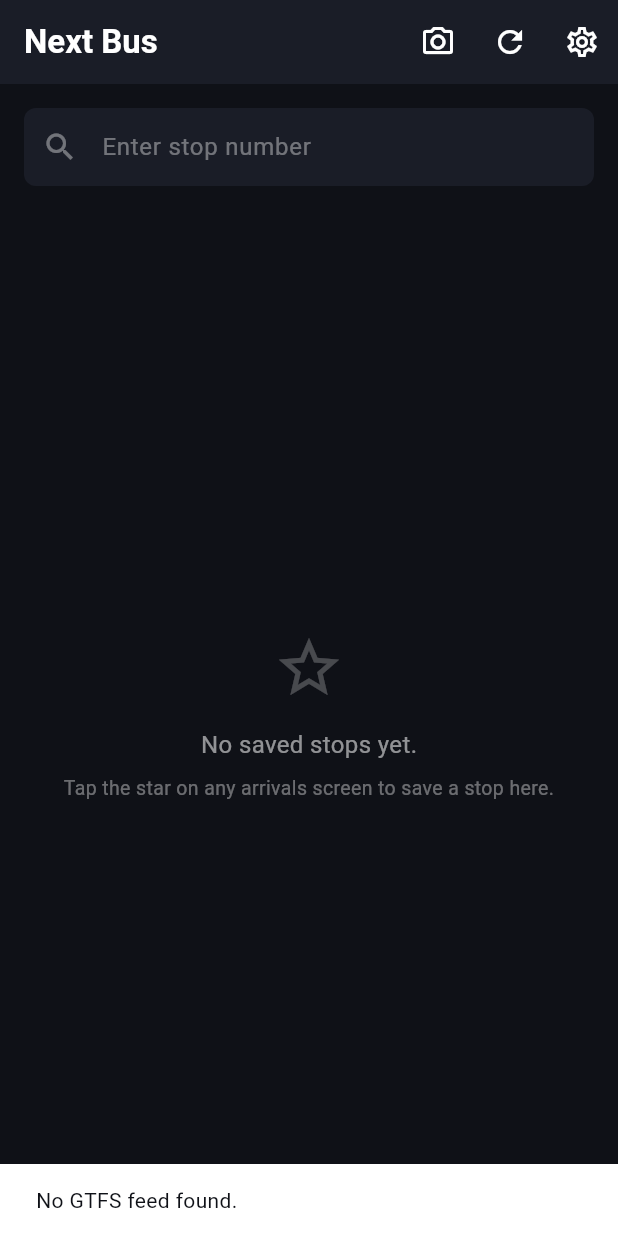
After one commit to wilsmyth-del/next-bus-android, a Flutter app: the screen it shows after launch, after a tap on the "refresh" icon, on a phone screen of 412 x 824 dp. The commit adds this screen. Run offline on Flutter 3.47's test engine with Material 3 defaults, Android fonts, the phone set to English and light mode, and no system bars; our stand-ins replace flutter_slidable, image_picker, shared_preferences, sqflite; missing offline and left inert: google_mlkit_text_recognition; accounts and stored records are empty; network calls fail.

Commit message:
Add Home screen (favourites-first landing), retire camera-first launch
- New HomeScreen: favourites list on top-level launch, search bar for
  manual stop entry, camera scan + GTFS refresh (Lite-mode-gated) +
  settings gear all in the AppBar. Uses the same Slidable swipe-to-
  reveal pattern as favorites_screen.dart for consistency.
- main.dart now launches HomeScreen instead of CameraScreen(isLanding: true).
- First segment built via dispatch (kernel-routed builder, ticket #309
  seg 1) — reviewed and corrected against the real DbService/GtfsService/
  ArrivalsScreen APIs before commit: dispatch hallucinated a stop_id/alias
  schema and a renameFavourite() method that don't exist (real schema is
  stop_code/stop_name, real method is updateFavouriteName), used a
  positional arg for GtfsService.downloadAndBuild's required-named `feed`
  param, referenced FeedInfo.feedVersion (real field is `date`), and one
  of its two main.dart PATCH blocks silently no-op'd (FIND text omitted
  the `const` keyword that's actually in the source). All fixed manually
  before this commit; nav_shell.dart and CameraScreen's now-unused
  isLanding param are intentionally left as dead code for later cleanup.
- Verified: fvm flutter build apk --release succeeds clean on Windows.

Ref #309

```diff
--- a/lib/main.dart
+++ b/lib/main.dart
@@ -1,5 +1,5 @@
 import 'package:flutter/material.dart';
-import 'screens/camera_screen.dart';
+import 'screens/home_screen.dart';
 
 void main() {
   runApp(const NextBusApp());
@@ -21,7 +21,7 @@ class NextBusApp extends StatelessWidget {
         ),
         scaffoldBackgroundColor: const Color(0xFF0F1117),
       ),
-      home: const CameraScreen(isLanding: true),
+      home: const HomeScreen(),
     );
   }
 }
--- /dev/null
+++ b/lib/screens/home_screen.dart
@@ -0,0 +1,476 @@
+import 'package:flutter/material.dart';
+import 'package:flutter_slidable/flutter_slidable.dart';
+
+import '../services/api_key_service.dart';
+import '../services/db_service.dart';
+import '../services/gtfs_service.dart';
+import 'arrivals_screen.dart';
+import 'camera_screen.dart';
+import 'settings_screen.dart';
+
+class HomeScreen extends StatefulWidget {
+  const HomeScreen({super.key});
+
+  @override
+  State<HomeScreen> createState() => _HomeScreenState();
+}
+
+class _HomeScreenState extends State<HomeScreen> {
+  // ── colours ──────────────────────────────────────────────────────────────
+  static const Color _bg      = Color(0xFF0F1117);
+  static const Color _surface = Color(0xFF1A1D27);
+  static const Color _accent  = Color(0xFF60A5FA);
+
+  // ── state ─────────────────────────────────────────────────────────────────
+  bool _liteMode = false;
+  List<Map<String, dynamic>> _favourites = [];
+  FeedInfo? _pendingUpdate;
+
+  final TextEditingController _searchController = TextEditingController();
+  List<Map<String, dynamic>> _searchResults = [];
+
+  bool _loading = true;
+  String _loadingStatus = 'Loading…';
+  bool _hasStops = false;
+
+  @override
+  void initState() {
+    super.initState();
+    _init();
+  }
+
+  @override
+  void dispose() {
+    _searchController.dispose();
+    super.dispose();
+  }
+
+  // ── initialisation ────────────────────────────────────────────────────────
+
+  Future<void> _init() async {
+    _liteMode = await ApiKeyService.getLiteMode();
+    _hasStops = await DbService.hasStops();
+
+    if (!_hasStops) {
+      // First-launch GTFS download flow (mirrors search_screen.dart _init).
+      if (_liteMode) {
+        setState(() {
+          _loading = false;
+          _loadingStatus = '';
+        });
+        if (mounted) {
+          ScaffoldMessenger.of(context).showSnackBar(
+            const SnackBar(
+              content: Text(
+                'Lite mode is on — GTFS data cannot be downloaded. '
+                'Disable Lite mode in Settings first.',
+              ),
+            ),
+          );
+        }
+        return;
+      }
+
+      setState(() => _loadingStatus = 'Checking for GTFS data…');
+
+      try {
+        final feed = await GtfsService.findLatestFeed();
+        if (feed == null) {
+          setState(() {
+            _loading = false;
+            _loadingStatus = 'No GTFS feed found.';
+          });
+          return;
+        }
+
+        setState(() => _loadingStatus = 'Downloading stop data…');
+        await GtfsService.downloadAndBuild(
+          feed: feed,
+          onStatus: (msg) {
+            if (mounted) setState(() => _loadingStatus = msg);
+          },
+        );
+
+        _hasStops = await DbService.hasStops();
+      } catch (e) {
+        if (mounted) {
+          setState(() {
+            _loading = false;
+            _loadingStatus = 'Download failed: $e';
+          });
+        }
+        return;
+      }
+    }
+
+    // Stops exist — load favourites.
+    await _loadFavourites();
+
+    // Passive update check (not in lite mode).
+    if (!_liteMode) {
+      try {
+        final update = await GtfsService.checkForUpdate();
+        if (update != null && mounted) {
+          setState(() => _pendingUpdate = update);
+        }
+      } catch (_) {
+        // Ignore background check failures silently.
+      }
+    }
+
+    if (mounted) {
+      setState(() => _loading = false);
+    }
+  }
+
+  Future<void> _loadFavourites() async {
+    final favs = await DbService.getFavourites();
+    if (mounted) setState(() => _favourites = favs);
+  }
+
+  // ── GTFS refresh (AppBar action) ──────────────────────────────────────────
+
+  Future<void> _manualRefresh() async {
+    setState(() {
+      _loading = true;
+      _loadingStatus = 'Checking for GTFS update…';
+    });
+
+    try {
+      final feed = await GtfsService.findLatestFeed();
+      if (feed == null) {
+        if (mounted) {
+          ScaffoldMessenger.of(context).showSnackBar(
+            const SnackBar(content: Text('No GTFS feed found.')),
+          );
+        }
+        setState(() => _loading = false);
+        return;
+      }
+
+      setState(() => _loadingStatus = 'Downloading stop data…');
+      await GtfsService.downloadAndBuild(
+        feed: feed,
+        onStatus: (msg) {
+          if (mounted) setState(() => _loadingStatus = msg);
+        },
+      );
+
+      await _loadFavourites();
+
+      if (mounted) {
+        setState(() {
+          _pendingUpdate = null;
+          _loading = false;
+        });
+        ScaffoldMessenger.of(context).showSnackBar(
+          const SnackBar(content: Text('Stop data updated.')),
+        );
+      }
+    } catch (e) {
+      if (mounted) {
+        setState(() => _loading = false);
+        ScaffoldMessenger.of(context).showSnackBar(
+          SnackBar(content: Text('Update failed: $e')),
+        );
+      }
+    }
+  }
+
+  // ── search ────────────────────────────────────────────────────────────────
+
+  Future<void> _onSearchChanged(String query) async {
+    if (query.isEmpty) {
+      setState(() => _searchResults = []);
+      return;
+    }
+    final results = await DbService.searchStops(query);
+    if (mounted) setState(() => _searchResults = results);
+  }
+
+  // ── favourites actions ────────────────────────────────────────────────────
+
+  Future<void> _deleteFavourite(String stopCode) async {
+    setState(() => _favourites.removeWhere((f) => f['stop_code'] == stopCode));
+    await DbService.removeFavourite(stopCode);
+  }
+
+  Future<void> _renameFavourite(String stopCode, String currentName) async {
+    final controller = TextEditingController(text: currentName);
+    final newName = await showDialog<String>(
+      context: context,
+      builder: (ctx) => AlertDialog(
+        backgroundColor: _surface,
+        title: const Text('Rename stop', style: TextStyle(color: Colors.white)),
+        content: TextField(
+          controller: controller,
+          autofocus: true,
+          style: const TextStyle(color: Colors.white),
+          decoration: const InputDecoration(
+            enabledBorder: UnderlineInputBorder(
+              borderSide: BorderSide(color: Colors.white38),
+            ),
+            focusedBorder: UnderlineInputBorder(
+              borderSide: BorderSide(color: _accent),
+            ),
+          ),
+        ),
+        actions: [
+          TextButton(
+            onPressed: () => Navigator.of(ctx).pop(),
+            child: const Text('Cancel', style: TextStyle(color: Colors.white54)),
+          ),
+          TextButton(
+            onPressed: () => Navigator.of(ctx).pop(controller.text.trim()),
+            child: const Text('Save', style: TextStyle(color: _accent)),
+          ),
+        ],
+      ),
+    );
+    controller.dispose();
+
+    if (newName != null && newName.isNotEmpty && newName != currentName) {
+      await DbService.updateFavouriteName(stopCode, newName);
+      await _loadFavourites();
+    }
+  }
+
+  // ── navigation helpers ────────────────────────────────────────────────────
+
+  Future<void> _openArrivals(String stopCode, String stopName) async {
+    await Navigator.push(
+      context,
+      MaterialPageRoute(
+        builder: (_) => ArrivalsScreen(stopCode: stopCode, stopName: stopName),
+      ),
+    );
+    // Reload in case a stop was starred/unstarred while viewing arrivals.
+    await _loadFavourites();
+  }
+
+  // ── build ─────────────────────────────────────────────────────────────────
+
+  @override
+  Widget build(BuildContext context) {
+    return Scaffold(
+      backgroundColor: _bg,
+      appBar: AppBar(
+        backgroundColor: _surface,
+        foregroundColor: Colors.white,
+        title: const Text(
+          'Next Bus',
+          style: TextStyle(fontWeight: FontWeight.bold, color: Colors.white),
+        ),
+        actions: [
+          IconButton(
+            icon: const Icon(Icons.camera_alt_outlined),
+            tooltip: 'Scan stop number',
+            onPressed: () {
+              Navigator.push(
+                context,
+                MaterialPageRoute(builder: (_) => const CameraScreen()),
+              );
+            },
+          ),
+          IconButton(
+            icon: const Icon(Icons.refresh),
+            tooltip: 'Check for GTFS update',
+            onPressed: _liteMode ? null : _manualRefresh,
+          ),
+          IconButton(
+            icon: const Icon(Icons.settings_outlined),
+            tooltip: 'Settings',
+            onPressed: () {
+              Navigator.push(
+                context,
+                MaterialPageRoute(builder: (_) => const SettingsScreen()),
+              );
+            },
+          ),
+        ],
+      ),
+      body: _loading ? _buildLoadingView() : _buildMainBody(),
+    );
+  }
+
+  // ── loading view ──────────────────────────────────────────────────────────
+
+  Widget _buildLoadingView() {
+    return Center(
+      child: Padding(
+        padding: const EdgeInsets.all(32.0),
+        child: Column(
+          mainAxisSize: MainAxisSize.min,
+          children: [
+            const CircularProgressIndicator(color: _accent),
+            const SizedBox(height: 24),
+            Text(
+              _loadingStatus,
+              style: const TextStyle(color: Colors.white54, fontSize: 14),
+              textAlign: TextAlign.center,
+            ),
+          ],
+        ),
+      ),
+    );
+  }
+
+  // ── main body ─────────────────────────────────────────────────────────────
+
+  Widget _buildMainBody() {
+    final bool searching = _searchController.text.isNotEmpty;
+
+    return Column(
+      children: [
+        // Pending GTFS update banner.
+        if (_pendingUpdate != null) _buildUpdateBanner(),
+
+        // Search field.
+        Padding(
+          padding: const EdgeInsets.fromLTRB(16, 16, 16, 8),
+          child: TextField(
+            controller: _searchController,
+            keyboardType: TextInputType.number,
+            style: const TextStyle(color: Colors.white),
+            decoration: InputDecoration(
+              hintText: 'Enter stop number',
+              hintStyle: const TextStyle(color: Colors.white38),
+              prefixIcon: const Icon(Icons.search, color: Colors.white38),
+              filled: true,
+              fillColor: _surface,
+              border: OutlineInputBorder(
+                borderRadius: BorderRadius.circular(8),
+                borderSide: BorderSide.none,
+              ),
+              contentPadding:
+                  const EdgeInsets.symmetric(vertical: 14, horizontal: 16),
+            ),
+            onChanged: _onSearchChanged,
+          ),
+        ),
+
+        // Results area.
+        Expanded(
+          child: searching ? _buildSearchResults() : _buildFavouritesList(),
+        ),
+      ],
+    );
+  }
+
+  // ── GTFS update banner ────────────────────────────────────────────────────
+
+  Widget _buildUpdateBanner() {
+    return MaterialBanner(
+      backgroundColor: _surface,
+      content: Text(
+        'GTFS update available (${_pendingUpdate!.date}).',
+        style: const TextStyle(color: Colors.white70),
+      ),
+      actions: [
+        TextButton(
+          onPressed: () => setState(() => _pendingUpdate = null),
+          child: const Text('Dismiss', style: TextStyle(color: Colors.white54)),
+        ),
+        TextButton(
+          onPressed: _liteMode ? null : _manualRefresh,
+          child: const Text('Refresh', style: TextStyle(color: _accent)),
+        ),
+      ],
+    );
+  }
+
+  // ── search results list ───────────────────────────────────────────────────
+
+  Widget _buildSearchResults() {
+    if (_searchResults.isEmpty) {
+      return const Center(
+        child: Text('No stops found.', style: TextStyle(color: Colors.white38)),
+      );
+    }
+
+    return ListView.builder(
+      itemCount: _searchResults.length,
+      itemBuilder: (context, index) {
+        final stop = _searchResults[index];
+        final stopCode = stop['stop_code'] as String;
+        final stopName = stop['stop_name'] as String;
+        return ListTile(
+          leading: const Icon(Icons.directions_bus, color: _accent),
+          title: Text(stopCode,
+              style: const TextStyle(color: Colors.white, fontWeight: FontWeight.bold)),
+          subtitle: Text(stopName, style: const TextStyle(color: Colors.white54)),
+          onTap: () => _openArrivals(stopCode, stopName),
+        );
+      },
+    );
+  }
+
+  // ── favourites list ───────────────────────────────────────────────────────
+
+  Widget _buildFavouritesList() {
+    if (_favourites.isEmpty) {
+      return const Center(
+        child: Padding(
+          padding: EdgeInsets.all(32.0),
+          child: Column(
+            mainAxisSize: MainAxisSize.min,
+            children: [
+              Icon(Icons.star_border, size: 48, color: Colors.white24),
+              SizedBox(height: 16),
+              Text('No saved stops yet.',
+                  style: TextStyle(color: Colors.white54, fontSize: 16)),
+              SizedBox(height: 8),
+              Text(
+                'Tap the star on any arrivals screen to save a stop here.',
+                style: TextStyle(color: Colors.white38, fontSize: 13),
+                textAlign: TextAlign.center,
+              ),
+            ],
+          ),
+        ),
+      );
+    }
+
+    return ListView.builder(
+      itemCount: _favourites.length,
+      itemBuilder: (context, index) {
+        final fav = _favourites[index];
+        final stopCode = fav['stop_code'] as String;
+        final stopName = fav['stop_name'] as String;
+
+        return Slidable(
+          key: Key(stopCode),
+          endActionPane: ActionPane(
+            motion: const DrawerMotion(),
+            extentRatio: 0.5,
+            children: [
+              SlidableAction(
+                onPressed: (_) => _renameFavourite(stopCode, stopName),
+                backgroundColor: _accent,
+                foregroundColor: Colors.white,
+                icon: Icons.edit,
+                label: 'Rename',
+              ),
+              SlidableAction(
+                onPressed: (_) => _deleteFavourite(stopCode),
+                backgroundColor: Colors.red.shade700,
+                foregroundColor: Colors.white,
+                icon: Icons.delete,
+                label: 'Delete',
+              ),
+            ],
+          ),
+          child: ListTile(
+            tileColor: _surface,
+            leading: const Icon(Icons.star, color: _accent, size: 20),
+            title: Text(stopCode,
+                style: const TextStyle(color: Colors.white, fontWeight: FontWeight.bold)),
+            subtitle: Text(stopName, style: const TextStyle(color: Colors.white54, fontSize: 12)),
+            onTap: () => _openArrivals(stopCode, stopName),
+            onLongPress: () => _renameFavourite(stopCode, stopName),
+          ),
+        );
+      },
+    );
+  }
+}
```
